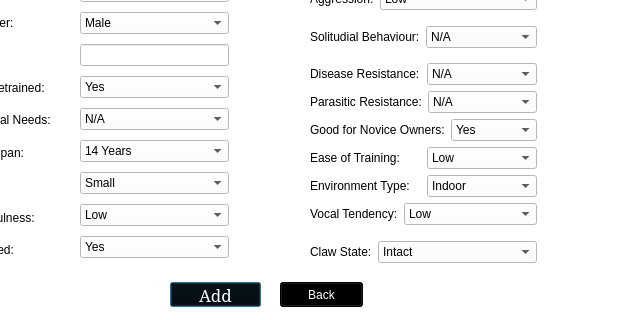
Old version of the form addanimalview.ui in the repository maliklewis/comp3004; both pictures show x 110 to 740 and y 158 to 478 of the 740 by 478 pixel window.
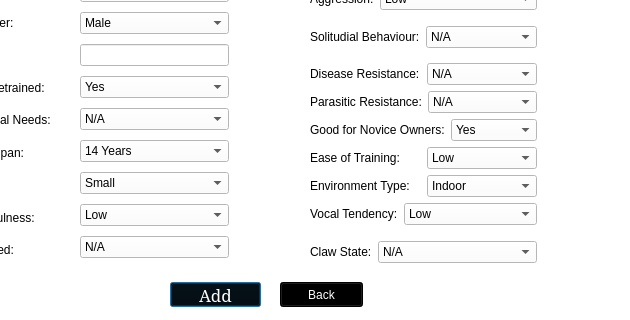
New version of the form. Icons and pictures are not drawn.

What changed in the file:
```diff
--- a/addanimalview.ui
+++ b/addanimalview.ui
@@ -239,6 +239,11 @@
     </item>
     <item>
      <widget class="QComboBox" name="wingedDropdown">
+      <item>
+       <property name="text">
+        <string>N/A</string>
+       </property>
+      </item>
       <item>
        <property name="text">
         <string>Yes</string>
@@ -402,7 +407,7 @@
     <string>Back</string>
    </property>
   </widget>
-  <widget class="QWidget" name="">
+  <widget class="QWidget" name="layoutWidget">
    <property name="geometry">
     <rect>
      <x>420</x>
@@ -738,6 +743,11 @@
       </item>
       <item row="0" column="1">
        <widget class="QComboBox" name="clawDropdown">
+        <item>
+         <property name="text">
+          <string>N/A</string>
+         </property>
+        </item>
         <item>
          <property name="text">
           <string>Intact</string>
```
